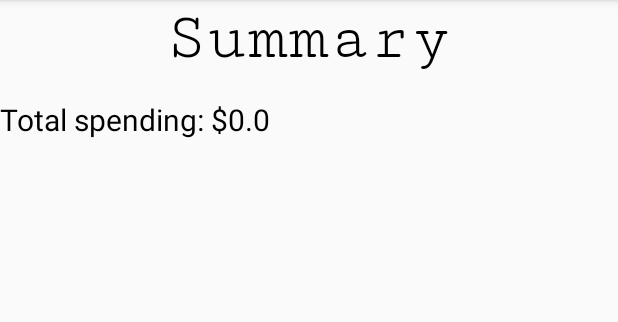
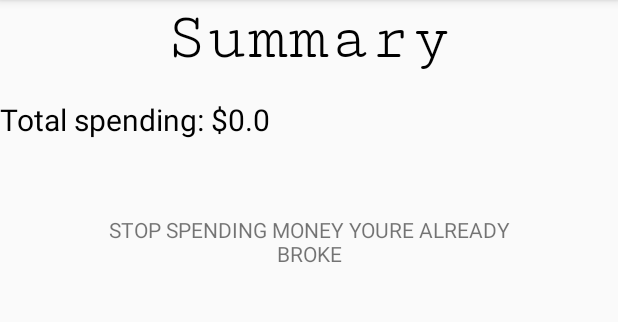
Before and after one commit to JohnB116/COP4656-Group-Proj, an Android app: the Summary screen opened directly, with no data from a screen before it, on a phone screen of 412 x 824 dp, the part 84-406 px from its top. Run offline under Robolectric (Android 15) with nearby library versions, the phone set to English and light mode, and no system bars.

```diff
--- a/Fiscalitics/app/src/main/res/layout/activity_summary.xml
+++ b/Fiscalitics/app/src/main/res/layout/activity_summary.xml
@@ -31,5 +31,14 @@
             android:textSize="20sp"
             tools:layout_editor_absoluteX="170dp"
             tools:layout_editor_absoluteY="228dp" />
+
+        <TextView
+            android:id="@+id/message"
+            android:layout_below="@+id/total"
+            android:layout_margin="50dp"
+            android:gravity="center"
+            android:text="STOP SPENDING MONEY YOURE ALREADY BROKE"
+            android:layout_width="wrap_content"
+            android:layout_height="wrap_content" />
     </RelativeLayout>
 </androidx.constraintlayout.widget.ConstraintLayout>
```
Also changed, not shown: Fiscalitics/app/src/main/java/com/example/fiscalitics/MainActivity.java (+22 -0 lines).
